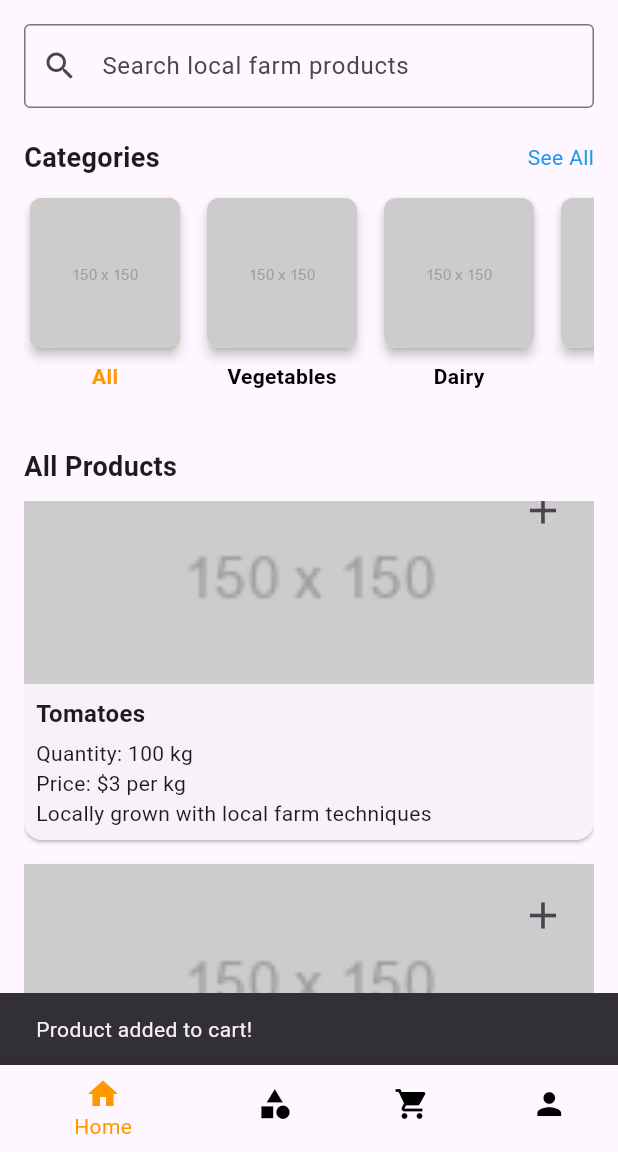
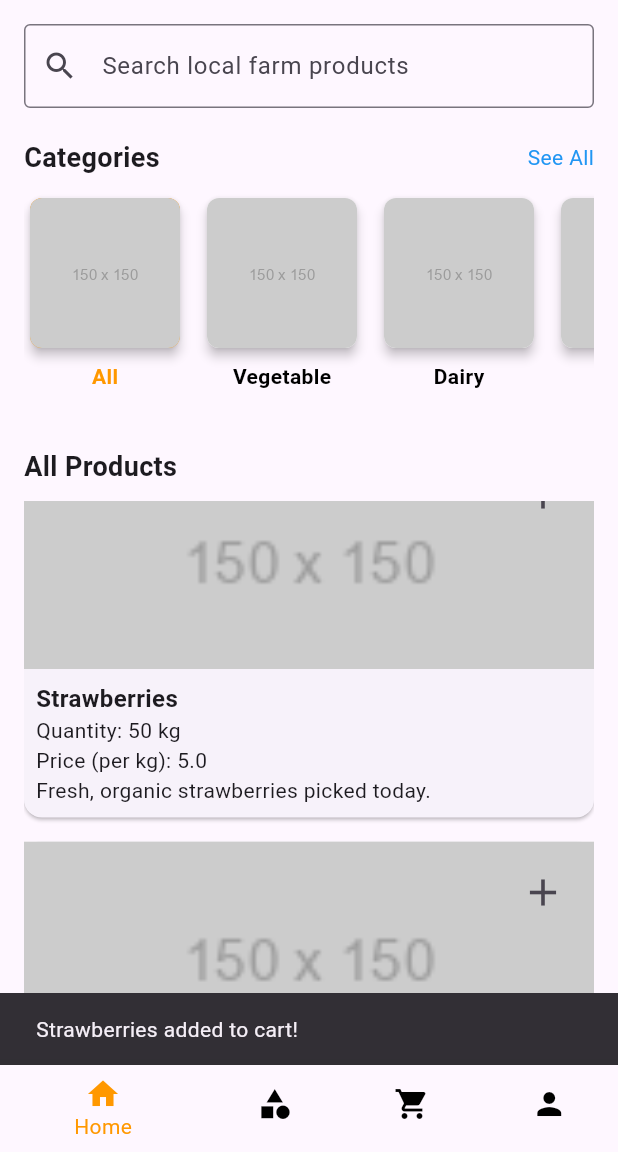
Before and after one commit to fagojs/FarmConnect, a Flutter app: the BusinessOwnerHomePage screen opened directly, scrolled down 576 dp, after a tap on the "add" icon, on a phone screen of 412 x 824 dp, the part 84-1236 px from its top. Run offline on Flutter 3.47's test engine with Material 3 defaults, Android fonts, the phone set to English and light mode, and no system bars; our stand-ins replace image_picker.

Commit message:
implemented dummy data, implemented filtering, searching, categorising, adding to cart actions

```diff
--- a/lib/screens/business/home_page.dart
+++ b/lib/screens/business/home_page.dart
@@ -1,9 +1,11 @@
+import 'package:farm_connect/data/cart_state.dart';
 import 'package:flutter/material.dart';
 
 import './product_details.dart';
 import './cart_page.dart';
 import './category_page.dart';
 import './profile_page/profile_page.dart';
+import '../../data/all_products.dart';
 
 class BusinessOwnerHomePage extends StatefulWidget {
   @override
@@ -11,15 +13,37 @@ class BusinessOwnerHomePage extends StatefulWidget {
 }
 
 class _BusinessOwnerHomePageState extends State<BusinessOwnerHomePage> {
-  final List<Map<String, String>> categories = [
-    {"name": "All", "image": "images/placeholder_img.png"},
-    {"name": "Vegetables", "image": "images/placeholder_img.png"},
-    {"name": "Dairy", "image": "images/placeholder_img.png"},
-    {"name": "Fruits", "image": "images/placeholder_img.png"},
-    {"name": "Grains", "image": "images/placeholder_img.png"},
-    {"name": "Meat", "image": "images/placeholder_img.png"},
-  ];
   String selectedCategory = "All";
+  List<Map<String, dynamic>> filteredProducts = [];
+
+  @override
+  void initState() {
+    super.initState();
+    filteredProducts = allListedProducts; // Initially show all products from the imported list
+  }
+
+    // Filter products by category
+  void filterProductsByCategory(String category) {
+    setState(() {
+      if (category == "All") {
+        filteredProducts = allListedProducts;
+      } else {
+        filteredProducts = allListedProducts
+            .where((product) => product['category'] == category)
+            .toList();
+      }
+      selectedCategory = category;
+    });
+  }
+
+    // Filter products by search query
+  void filterProductsBySearch(String query) {
+    setState(() {
+      filteredProducts = allListedProducts.where((product) {
+        return product['name'].toLowerCase().contains(query.toLowerCase());
+      }).toList();
+    });
+  }
 
   @override
   Widget build(BuildContext context) {
@@ -97,6 +121,7 @@ class _BusinessOwnerHomePageState extends State<BusinessOwnerHomePage> {
           children: <Widget>[
             // Search Bar
             TextField(
+              onChanged: filterProductsBySearch,
               decoration: InputDecoration(
                 prefixIcon: Icon(Icons.search),
                 hintText: 'Search local farm products',
@@ -127,10 +152,8 @@ class _BusinessOwnerHomePageState extends State<BusinessOwnerHomePage> {
                 itemBuilder: (context, index) {
                   return GestureDetector(
                     onTap: () {
-                      setState(() {
-                        selectedCategory = categories[index]['name']!;
-                      });
                       // Filter products by selected category
+                      filterProductsByCategory(categories[index]['name']!);
                     },
                     child: Container(
                       margin: EdgeInsets.only(right: 10),
@@ -189,18 +212,19 @@ class _BusinessOwnerHomePageState extends State<BusinessOwnerHomePage> {
             // All Products Section with image on top and "+" button larger
             Expanded(
               child: ListView.builder(
-                itemCount: 5, // Simulate 5 products
+                itemCount: filteredProducts.length, // Simulate products
                 itemBuilder: (context, index) {
+                  final product = filteredProducts[index];
                   return  GestureDetector(
                     onTap: () {
                       Navigator.push(
                         context,
                         MaterialPageRoute(
                           builder: (context) => ProductDetailsPage(
-                            productName: 'Tomatoes',  // Replace with product data dynamically
-                            quantity: 100,            // Replace with product data dynamically
-                            price: 3,                 // Replace with product data dynamically
-                            description: 'Locally grown with local farm techniques.',  // Replace with product data dynamically
+                            productName: product['name']!,
+                            quantity: product['quantity']!,
+                            price: product['price']!,
+                            description: product['description']!,
                           ),
                         ),
                       );
@@ -226,16 +250,18 @@ class _BusinessOwnerHomePageState extends State<BusinessOwnerHomePage> {
                             ),
                             Padding(
                               padding: const EdgeInsets.all(8.0),
-                              child: Column(
-                                crossAxisAlignment: CrossAxisAlignment.start,
-                                children: [
-                                  Text('Tomatoes', style: TextStyle(fontSize: 16, fontWeight: FontWeight.bold)),
-                                  SizedBox(height: 5),
-                                  Text('Quantity: 100 kg'),
-                                  Text('Price: \$3 per kg'),
-                                  Text('Locally grown with local farm techniques'),
-                                ],
-                              ),
+                                child: Column(
+                                  crossAxisAlignment: CrossAxisAlignment.start,
+                                  children: [
+                                    Text(product['name']!, style: TextStyle(fontSize: 16, fontWeight: FontWeight.bold)),
+                                    Text('Quantity: ${product['quantity']}'),
+                                    if(product['quantity'].split(" ")[1] == "kg")
+                                      Text('Price (per kg): ${product['price']}')
+                                    else
+                                      Text('Price (per Litre): ${product['price']}'),
+                                    Text(product['description']!),
+                                  ],
+                                ),
                             ),
                           ],
                         ),
@@ -247,8 +273,23 @@ class _BusinessOwnerHomePageState extends State<BusinessOwnerHomePage> {
                             icon: Icon(Icons.add, size: 30), // Increased size of "+"
                             onPressed: () {
                               // Add to cart logic
+                              String unit = "";
+                              if(product['quantity'].split(" ")[1] == "kg"){
+                                unit = "kg";
+                              }else{
+                                unit ="litre";
+                              }
+                              cartState.addToCart({
+                                "name": product['name'],
+                                "price": double.parse(product['price']),
+                                "quantity": 1,
+                                "unit": unit,
+                              });
                               ScaffoldMessenger.of(context).showSnackBar(
-                              SnackBar(content: Text('Product added to cart!')),
+                                SnackBar(
+                                  content: Text('${product['name']} added to cart!'),
+                                  duration: Duration(seconds: 1),
+                                  ),
                             );
                             }
                           ),
```
